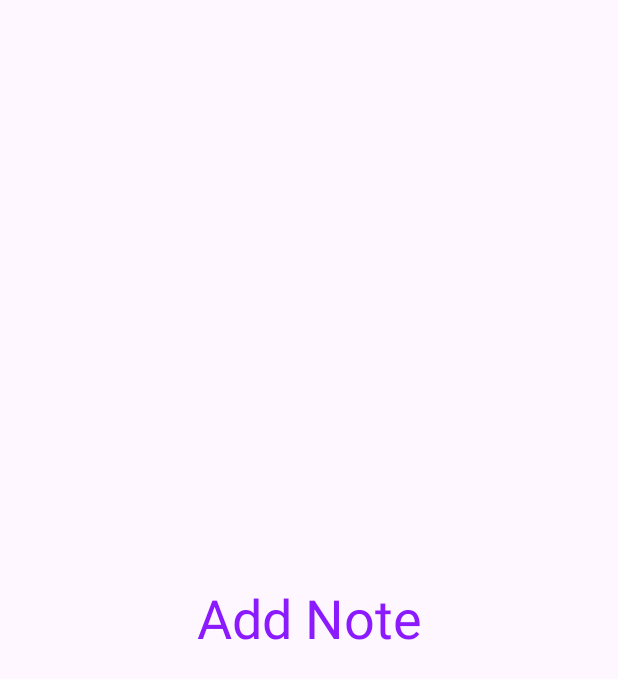
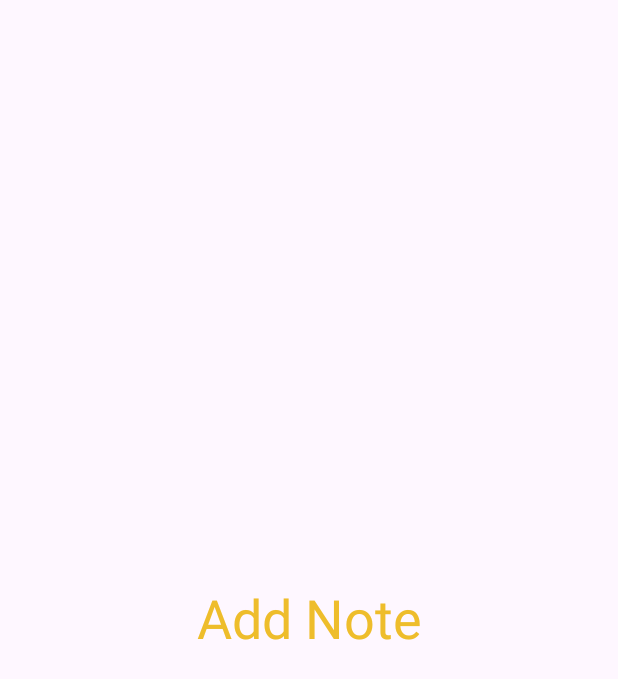
Before and after one commit to pk80/Bottom-and-Navigation, an Android app: the fragment AddNoteFragment shown on its own in the app's theme, on a phone screen of 412 x 824 dp. Shown: the top 679 px of the screen. Run offline under Robolectric (Android 15) with nearby library versions, the phone set to English and light mode, and no system bars.

Commit message:
third commit

```diff
--- a/app/src/main/res/values/colors.xml
+++ b/app/src/main/res/values/colors.xml
@@ -2,6 +2,6 @@
 <resources>
     <color name="black">#FF000000</color>
     <color name="white">#FFFFFFFF</color>
-<!--    <color name="orange">#eebd2b</color>-->
-    <color name="orange">#8c1aff</color>
+    <color name="orange">#eebd2b</color>
+<!--    <color name="orange">#8c1aff</color>-->
 </resources>
--- a/app/src/main/res/values/strings.xml
+++ b/app/src/main/res/values/strings.xml
@@ -1,5 +1,5 @@
 <resources>
-    <string name="app_name">Kuvvarapu</string>
+    <string name="app_name">Navigation</string>
     <string name="nav_open">Open Navigation Drawer</string>
     <string name="nav_close">Close Navigation Drawer</string>
     <!-- TODO: Remove or change this placeholder text -->
```
